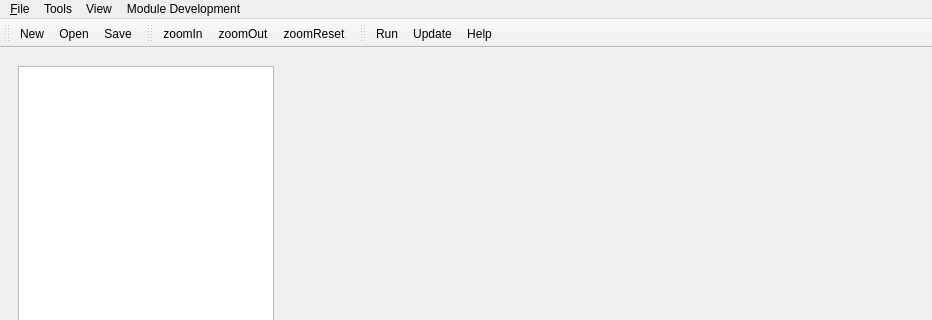
Qt form src/libdynamind-gui/dmmainwindow.ui (iut-ibk/P8-WSC-GUI) before a commit; both pictures show x 0 to 932 and y 0 to 320 of the 932 by 756 pixel window.
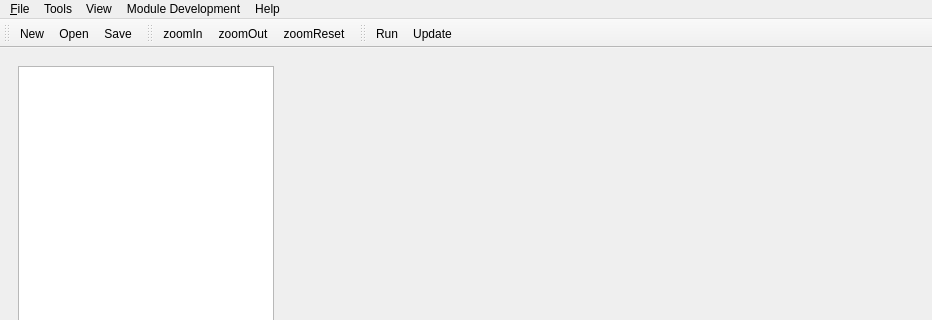
The same form after that commit. Icons and pictures are not drawn.

Commit message: - implemented the help options 	- you can show the temp folder 	- show about window 	- open  get started and support pdf - tab root group name changed to the currently open project - option to show/hide debug window

Diff of the .ui file:
```diff
--- a/src/libdynamind-gui/dmmainwindow.ui
+++ b/src/libdynamind-gui/dmmainwindow.ui
@@ -126,7 +126,7 @@
      <x>0</x>
      <y>0</y>
      <width>932</width>
-     <height>21</height>
+     <height>25</height>
     </rect>
    </property>
    <widget class="QMenu" name="menuSimulation">
@@ -165,10 +165,20 @@
     <addaction name="separator"/>
     <addaction name="actionReload_Modules"/>
    </widget>
+   <widget class="QMenu" name="menuHelp">
+    <property name="title">
+     <string>Help</string>
+    </property>
+    <addaction name="actionGetting_started_Tutorial"/>
+    <addaction name="actionShow_Temp_Folder"/>
+    <addaction name="actionSupport"/>
+    <addaction name="actionAbout"/>
+   </widget>
    <addaction name="menuSimulation"/>
    <addaction name="menuTools"/>
    <addaction name="menuView"/>
    <addaction name="menuModuleDevelopment"/>
+   <addaction name="menuHelp"/>
   </widget>
   <widget class="QStatusBar" name="statusbar"/>
   <widget class="QDockWidget" name="dockWidget_2">
@@ -664,7 +674,6 @@
    </attribute>
    <addaction name="actionRun"/>
    <addaction name="actionUpdate"/>
-   <addaction name="actionHelp"/>
   </widget>
   <action name="actionRun">
    <property name="icon">
```
Left out of the diff: 26 changed lines with no effect on the pictures. The commit also changes 2 other files.
